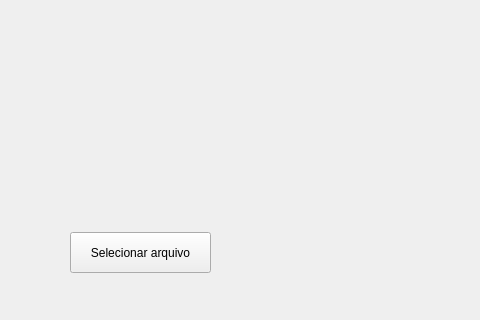
Above: front.ui from RoBruns/manipulador_planilha before the change; both pictures show x 0 to 480 and y 188 to 508 of the 834 by 664 pixel window. Below: the same form after it.
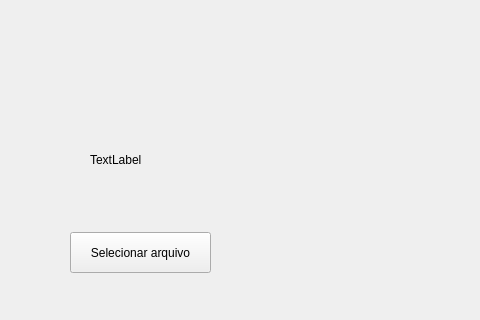
That is the form after the change. Icons and pictures are not drawn.

Patch:
```diff
--- a/front.ui
+++ b/front.ui
@@ -45,6 +45,19 @@
     <bool>true</bool>
    </property>
   </widget>
+  <widget class="QLabel" name="file_info_label">
+   <property name="geometry">
+    <rect>
+     <x>90</x>
+     <y>340</y>
+     <width>101</width>
+     <height>16</height>
+    </rect>
+   </property>
+   <property name="text">
+    <string>TextLabel</string>
+   </property>
+  </widget>
  </widget>
  <resources>
   <include location="images/icons.qrc"/>
```
